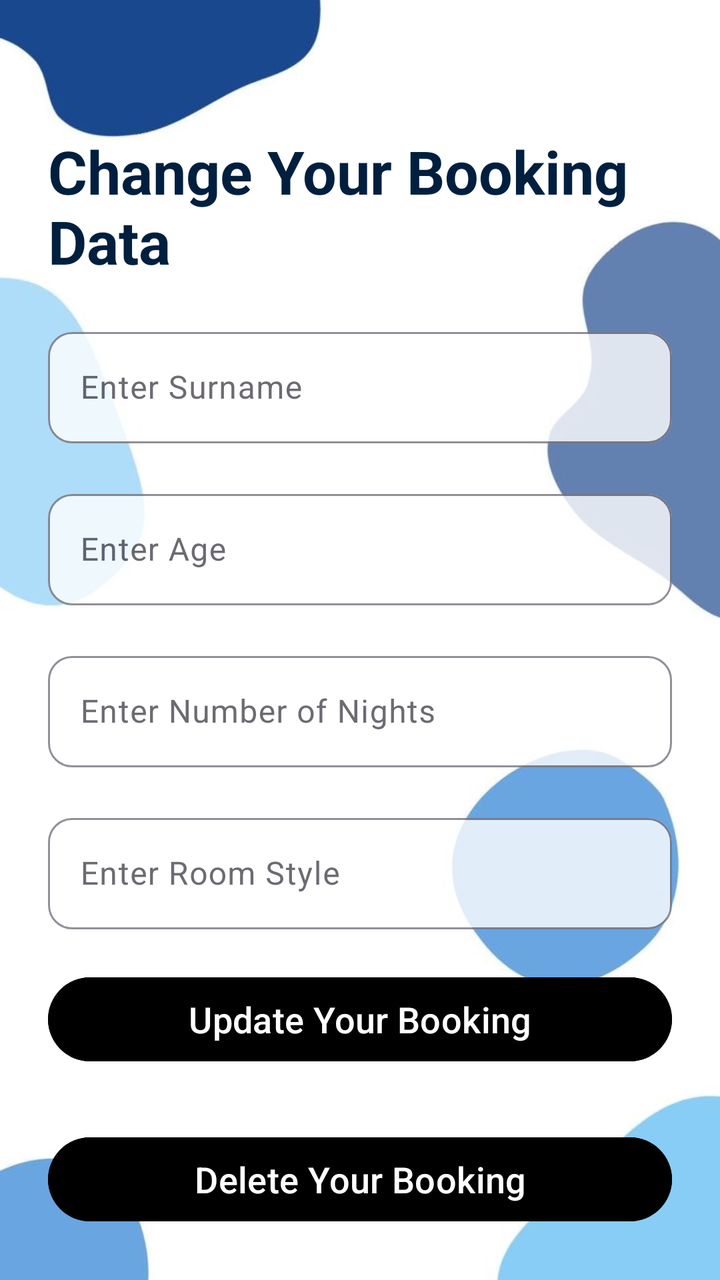
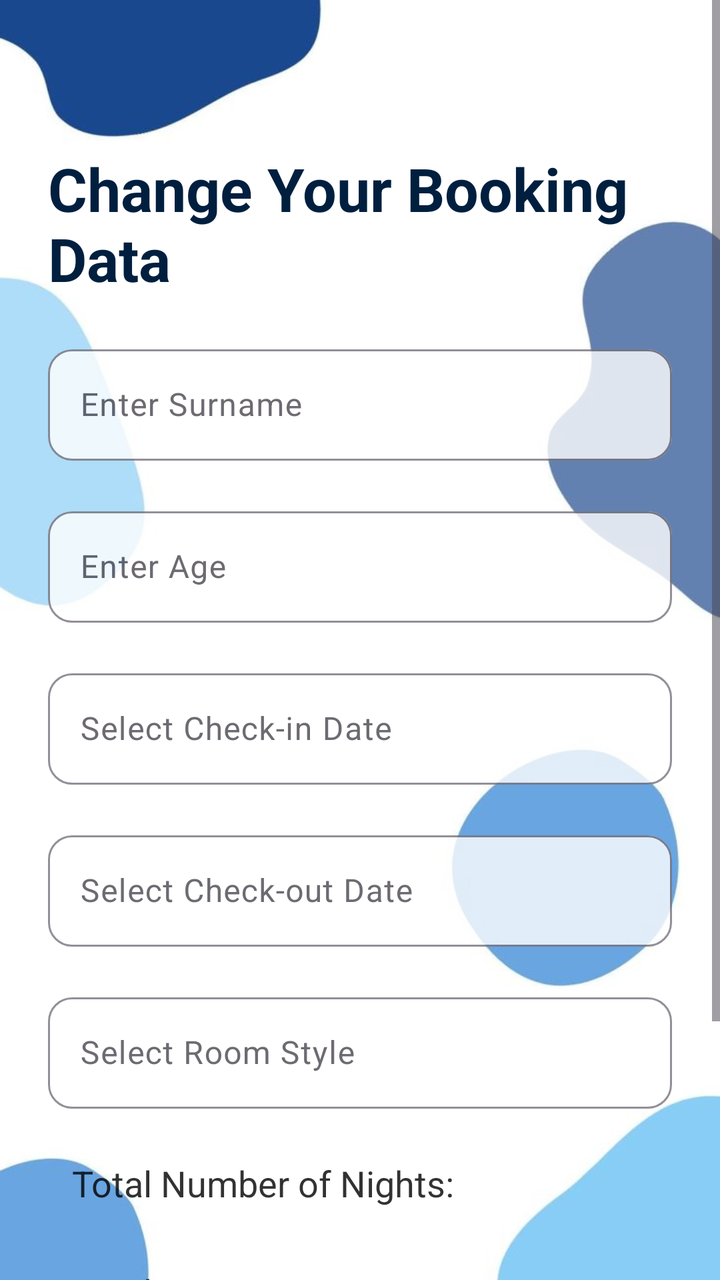

An Android layout rendered at two revisions. The XML below is the earlier revision; the diff shows what the commit changed to produce the second picture.
<!-- AndroidManifest.xml: application theme Theme.Material3.Light -->
<!-- res/layout/activity_update_data.xml -->
<?xml version="1.0" encoding="utf-8"?>
<LinearLayout xmlns:android="http://schemas.android.com/apk/res/android"
    android:layout_width="match_parent"
    android:layout_height="match_parent"
    xmlns:app="http://schemas.android.com/apk/res-auto"
    android:orientation="vertical"
    android:gravity="center"
    android:padding="24dp"
    android:background="@drawable/background">

    <TextView
        android:layout_width="wrap_content"
        android:layout_height="wrap_content"
        android:text="Change Your Booking Data"
        android:textSize="30sp"
        android:textStyle="bold"
        android:textColor="#001F3F"
        android:layout_gravity="center_horizontal"
        android:layout_marginTop="50dp" />

    <com.google.android.material.textfield.TextInputLayout
        android:id="@+id/updateSurnameInputLayout"
        android:layout_width="match_parent"
        android:layout_height="wrap_content"
        android:layout_marginTop="20dp"
        app:boxBackgroundMode="outline"
        app:boxCornerRadiusBottomEnd="12dp"
        app:boxCornerRadiusTopEnd="12dp"
        app:boxCornerRadiusBottomStart="12dp"
        app:boxCornerRadiusTopStart="12dp"
        app:boxBackgroundColor="@color/white"
        android:alpha="0.8"
        android:hint="Enter Surname">

        <com.google.android.material.textfield.TextInputEditText
            android:id="@+id/surnameEditText"
            android:inputType="text"
            android:layout_width="match_parent"
            android:layout_height="wrap_content" />
    </com.google.android.material.textfield.TextInputLayout>

    
    <com.google.android.material.textfield.TextInputLayout
        android:id="@+id/updateAgeInputLayout"
        android:layout_width="match_parent"
        android:layout_height="wrap_content"
        android:layout_marginTop="20dp"
        app:boxBackgroundMode="outline"
        app:boxCornerRadiusBottomEnd="12dp"
        app:boxCornerRadiusTopEnd="12dp"
        app:boxCornerRadiusBottomStart="12dp"
        app:boxCornerRadiusTopStart="12dp"
        app:boxBackgroundColor="@color/white"
        android:alpha="0.8"
        android:hint="Enter Age">

        <com.google.android.material.textfield.TextInputEditText
            android:id="@+id/ageEditText"
            android:inputType="number"
            android:layout_width="match_parent"
            android:layout_height="wrap_content" />
    </com.google.android.material.textfield.TextInputLayout>

    
    <com.google.android.material.textfield.TextInputLayout
        android:id="@+id/updateNightsInputLayout"
        android:layout_width="match_parent"
        android:layout_height="wrap_content"
        android:layout_marginTop="20dp"
        app:boxBackgroundMode="outline"
        app:boxCornerRadiusBottomEnd="12dp"
        app:boxCornerRadiusTopEnd="12dp"
        app:boxCornerRadiusBottomStart="12dp"
        app:boxCornerRadiusTopStart="12dp"
        app:boxBackgroundColor="@color/white"
        android:alpha="0.8"
        android:hint="Enter Number of Nights">

        <com.google.android.material.textfield.TextInputEditText
            android:id="@+id/nightsEditText"
            android:inputType="number"
            android:layout_width="match_parent"
            android:layout_height="wrap_content" />
    </com.google.android.material.textfield.TextInputLayout>

    
    <com.google.android.material.textfield.TextInputLayout
        android:id="@+id/updateStyleInputLayout"
        android:layout_width="match_parent"
        android:layout_height="wrap_content"
        android:layout_marginTop="20dp"
        app:boxBackgroundMode="outline"
        app:boxCornerRadiusBottomEnd="12dp"
        app:boxCornerRadiusTopEnd="12dp"
        app:boxCornerRadiusBottomStart="12dp"
        app:boxCornerRadiusTopStart="12dp"
        app:boxBackgroundColor="@color/white"
        android:alpha="0.8"
        android:hint="Enter Room Style">

        <com.google.android.material.textfield.TextInputEditText
            android:id="@+id/styleEditText"
            android:inputType="text"
            android:layout_width="match_parent"
            android:layout_height="wrap_content" />
    </com.google.android.material.textfield.TextInputLayout>

    
    <Button
        android:id="@+id/updateButton"
        android:layout_width="match_parent"
        android:layout_height="50dp"
        android:text="Update Your Booking"
        android:textSize="18sp"
        android:textColor="#FFFFFF"
        android:backgroundTint="@color/black"
        android:layout_marginTop="20dp"
        android:layout_marginBottom="10dp" />

    
    <Button
        android:id="@+id/deleteButton"
        android:layout_width="match_parent"
        android:layout_height="50dp"
        android:text="Delete Your Booking"
        android:textSize="18sp"
        android:textColor="#FFFFFF"
        android:backgroundTint="@color/black"
        android:layout_marginTop="20dp"
        android:layout_marginBottom="10dp" />

</LinearLayout>
<!-- resources referenced by this layout -->
<resources>
  <color name="black">#FF000000</color>
  <color name="white">#FFFFFFFF</color>
  <!-- drawable background: jpeg bitmap (drawable, 17214 bytes) -->
</resources>

<!-- the commit's change to res/layout/activity_update_data.xml (unified diff, before → after) -->
@@ -1,132 +1,203 @@
 <?xml version="1.0" encoding="utf-8"?>
-<LinearLayout xmlns:android="http://schemas.android.com/apk/res/android"
+<ScrollView
+    xmlns:android="http://schemas.android.com/apk/res/android"
+    xmlns:app="http://schemas.android.com/apk/res-auto"
     android:layout_width="match_parent"
     android:layout_height="match_parent"
-    xmlns:app="http://schemas.android.com/apk/res-auto"
-    android:orientation="vertical"
-    android:gravity="center"
-    android:padding="24dp"
-    android:background="@drawable/background">
-
-    <TextView
-        android:layout_width="wrap_content"
-        android:layout_height="wrap_content"
-        android:text="Change Your Booking Data"
-        android:textSize="30sp"
-        android:textStyle="bold"
-        android:textColor="#001F3F"
-        android:layout_gravity="center_horizontal"
-        android:layout_marginTop="50dp" />
-
-    <com.google.android.material.textfield.TextInputLayout
-        android:id="@+id/updateSurnameInputLayout"
+    android:background="@drawable/background"
+    android:fillViewport="true">
+
+    <LinearLayout
         android:layout_width="match_parent"
         android:layout_height="wrap_content"
-        android:layout_marginTop="20dp"
-        app:boxBackgroundMode="outline"
-        app:boxCornerRadiusBottomEnd="12dp"
-        app:boxCornerRadiusTopEnd="12dp"
-        app:boxCornerRadiusBottomStart="12dp"
-        app:boxCornerRadiusTopStart="12dp"
-        app:boxBackgroundColor="@color/white"
-        android:alpha="0.8"
-        android:hint="Enter Surname">
-
-        <com.google.android.material.textfield.TextInputEditText
-            android:id="@+id/surnameEditText"
-            android:inputType="text"
-            android:layout_width="match_parent"
-            android:layout_height="wrap_content" />
-    </com.google.android.material.textfield.TextInputLayout>
-
-    
-    <com.google.android.material.textfield.TextInputLayout
-        android:id="@+id/updateAgeInputLayout"
-        android:layout_width="match_parent"
-        android:layout_height="wrap_content"
-        android:layout_marginTop="20dp"
-        app:boxBackgroundMode="outline"
-        app:boxCornerRadiusBottomEnd="12dp"
-        app:boxCornerRadiusTopEnd="12dp"
-        app:boxCornerRadiusBottomStart="12dp"
-        app:boxCornerRadiusTopStart="12dp"
-        app:boxBackgroundColor="@color/white"
-        android:alpha="0.8"
-        android:hint="Enter Age">
-
-        <com.google.android.material.textfield.TextInputEditText
-            android:id="@+id/ageEditText"
-            android:inputType="number"
-            android:layout_width="match_parent"
-            android:layout_height="wrap_content" />
-    </com.google.android.material.textfield.TextInputLayout>
-
-    
-    <com.google.android.material.textfield.TextInputLayout
-        android:id="@+id/updateNightsInputLayout"
-        android:layout_width="match_parent"
-        android:layout_height="wrap_content"
-        android:layout_marginTop="20dp"
-        app:boxBackgroundMode="outline"
-        app:boxCornerRadiusBottomEnd="12dp"
-        app:boxCornerRadiusTopEnd="12dp"
-        app:boxCornerRadiusBottomStart="12dp"
-        app:boxCornerRadiusTopStart="12dp"
-        app:boxBackgroundColor="@color/white"
-        android:alpha="0.8"
-        android:hint="Enter Number of Nights">
-
-        <com.google.android.material.textfield.TextInputEditText
-            android:id="@+id/nightsEditText"
-            android:inputType="number"
-            android:layout_width="match_parent"
-            android:layout_height="wrap_content" />
-    </com.google.android.material.textfield.TextInputLayout>
-
-    
-    <com.google.android.material.textfield.TextInputLayout
-        android:id="@+id/updateStyleInputLayout"
-        android:layout_width="match_parent"
-        android:layout_height="wrap_content"
-        android:layout_marginTop="20dp"
-        app:boxBackgroundMode="outline"
-        app:boxCornerRadiusBottomEnd="12dp"
-        app:boxCornerRadiusTopEnd="12dp"
-        app:boxCornerRadiusBottomStart="12dp"
-        app:boxCornerRadiusTopStart="12dp"
-        app:boxBackgroundColor="@color/white"
-        android:alpha="0.8"
-        android:hint="Enter Room Style">
-
-        <com.google.android.material.textfield.TextInputEditText
+        android:orientation="vertical"
+        android:gravity="center_horizontal"
+        android:padding="24dp"
+        android:layout_marginTop="30dp">
+
+        <TextView
+            android:layout_width="wrap_content"
+            android:layout_height="wrap_content"
+            android:text="Change Your Booking Data"
+            android:textSize="30sp"
+            android:textStyle="bold"
+            android:textColor="#001F3F"
+            android:layout_gravity="center_horizontal"
+            android:layout_marginTop="20dp" />
+
+        <com.google.android.material.textfield.TextInputLayout
+            android:id="@+id/updateSurnameInputLayout"
+            android:layout_width="match_parent"
+            android:layout_height="wrap_content"
+            android:layout_marginTop="20dp"
+            app:boxBackgroundMode="outline"
+            app:boxCornerRadiusBottomEnd="12dp"
+            app:boxCornerRadiusTopEnd="12dp"
+            app:boxCornerRadiusBottomStart="12dp"
+            app:boxCornerRadiusTopStart="12dp"
+            app:boxBackgroundColor="@android:color/white"
+            android:alpha="0.8"
+            android:hint="Enter Surname">
+
+            <com.google.android.material.textfield.TextInputEditText
+                android:id="@+id/surnameEditText"
+                android:inputType="text"
+                android:layout_width="match_parent"
+                android:layout_height="wrap_content" />
+        </com.google.android.material.textfield.TextInputLayout>
+
+        <com.google.android.material.textfield.TextInputLayout
+            android:id="@+id/updateAgeInputLayout"
+            android:layout_width="match_parent"
+            android:layout_height="wrap_content"
+            android:layout_marginTop="20dp"
+            app:boxBackgroundMode="outline"
+            app:boxCornerRadiusBottomEnd="12dp"
+            app:boxCornerRadiusTopEnd="12dp"
+            app:boxCornerRadiusBottomStart="12dp"
+            app:boxCornerRadiusTopStart="12dp"
+            app:boxBackgroundColor="@android:color/white"
+            android:alpha="0.8"
+            android:hint="Enter Age">
+
+            <com.google.android.material.textfield.TextInputEditText
+                android:id="@+id/ageEditText"
+                android:inputType="number"
+                android:layout_width="match_parent"
+                android:layout_height="wrap_content" />
+        </com.google.android.material.textfield.TextInputLayout>
+
+        <com.google.android.material.textfield.TextInputLayout
+            android:id="@+id/updateCheckInInputLayout"
+            android:layout_width="match_parent"
+            android:layout_height="wrap_content"
+            android:layout_marginTop="20dp"
+            app:boxBackgroundMode="outline"
+            app:boxCornerRadiusBottomEnd="12dp"
+            app:boxCornerRadiusTopEnd="12dp"
+            app:boxCornerRadiusBottomStart="12dp"
+            app:boxCornerRadiusTopStart="12dp"
+            app:boxBackgroundColor="@android:color/white"
+            android:alpha="0.8"
+            android:hint="Select Check-in Date">
+
+            <com.google.android.material.textfield.TextInputEditText
+                android:id="@+id/checkInDateEditText"
+                android:inputType="none"
+                android:focusable="false"
+                android:clickable="true"
+                android:layout_width="match_parent"
+                android:layout_height="wrap_content" />
+        </com.google.android.material.textfield.TextInputLayout>
+
+        <com.google.android.material.textfield.TextInputLayout
+            android:id="@+id/updateCheckOutInputLayout"
+            android:layout_width="match_parent"
+            android:layout_height="wrap_content"
+            android:layout_marginTop="20dp"
+            app:boxBackgroundMode="outline"
+            app:boxCornerRadiusBottomEnd="12dp"
+            app:boxCornerRadiusTopEnd="12dp"
+            app:boxCornerRadiusBottomStart="12dp"
+            app:boxCornerRadiusTopStart="12dp"
+            app:boxBackgroundColor="@android:color/white"
+            android:alpha="0.8"
+            android:hint="Select Check-out Date">
+
+            <com.google.android.material.textfield.TextInputEditText
+                android:id="@+id/checkOutDateEditText"
+                android:inputType="none"
+                android:focusable="false"
+                android:clickable="true"
+                android:layout_width="match_parent"
+                android:layout_height="wrap_content" />
+        </com.google.android.material.textfield.TextInputLayout>
+
+        <com.google.android.material.textfield.TextInputLayout
+            android:id="@+id/updateStyleInputLayout"
+            android:layout_width="match_parent"
+            android:layout_height="wrap_content"
+            android:layout_marginTop="20dp"
+            app:boxBackgroundMode="outline"
+            app:boxCornerRadiusBottomEnd="12dp"
+            app:boxCornerRadiusTopEnd="12dp"
+            app:boxCornerRadiusBottomStart="12dp"
+            app:boxCornerRadiusTopStart="12dp"
+            app:boxBackgroundColor="@android:color/white"
+            android:alpha="0.8"
+            android:hint="Select Room Style"> <com.google.android.material.textfield.TextInputEditText
             android:id="@+id/styleEditText"
             android:inputType="text"
             android:layout_width="match_parent"
-            android:layout_height="wrap_content" />
-    </com.google.android.material.textfield.TextInputLayout>
-
-    
-    <Button
-        android:id="@+id/updateButton"
-        android:layout_width="match_parent"
-        android:layout_height="50dp"
-        android:text="Update Your Booking"
-        android:textSize="18sp"
-        android:textColor="#FFFFFF"
-        android:backgroundTint="@color/black"
-        android:layout_marginTop="20dp"
-        android:layout_marginBottom="10dp" />
-
-    
-    <Button
-        android:id="@+id/deleteButton"
-        android:layout_width="match_parent"
-        android:layout_height="50dp"
-        android:text="Delete Your Booking"
-        android:textSize="18sp"
-        android:textColor="#FFFFFF"
-        android:backgroundTint="@color/black"
-        android:layout_marginTop="20dp"
-        android:layout_marginBottom="10dp" />
-
-</LinearLayout>
+            android:layout_height="wrap_content"
+            android:focusable="false"
+            android:clickable="true"/> </com.google.android.material.textfield.TextInputLayout>
+
+        <com.google.android.material.textfield.TextInputLayout
+            android:id="@+id/updateNightsInputLayout"
+            android:layout_width="match_parent"
+            android:layout_height="wrap_content"
+            android:layout_marginTop="20dp"
+            app:boxBackgroundMode="outline"
+            app:boxCornerRadiusBottomEnd="12dp"
+            app:boxCornerRadiusTopEnd="12dp"
+            app:boxCornerRadiusBottomStart="12dp"
+            app:boxCornerRadiusTopStart="12dp"
+            app:boxBackgroundColor="@android:color/white"
+            android:alpha="0.8"
+            android:hint="Number of Nights">
+            <TextView
+                android:id="@+id/nightsTextView"  android:layout_width="match_parent"
+                android:layout_height="wrap_content"
+                android:paddingTop="5dp"
+                android:paddingBottom="5dp"
+                android:paddingStart="12dp"
+                android:paddingEnd="12dp"
+                android:gravity="center_vertical"
+                android:text="Total Number of Nights:"
+                android:textColor="@android:color/black"
+                android:textSize="18sp"/>
+        </com.google.android.material.textfield.TextInputLayout>
+
+        <com.google.android.material.textfield.TextInputLayout
+            android:id="@+id/updateTotalPriceInputLayout"
+            android:layout_width="match_parent"
+            android:layout_height="wrap_content"
+            android:layout_marginTop="20dp"
+            app:boxBackgroundMode="outline"
+            app:boxCornerRadiusBottomEnd="12dp"
+            app:boxCornerRadiusTopEnd="12dp"
+            app:boxCornerRadiusBottomStart="12dp"
+            app:boxCornerRadiusTopStart="12dp"
+            app:boxBackgroundColor="@android:color/white"
+            android:alpha="0.8"
+            android:hint="Total Price">
+            <TextView
+                android:id="@+id/totalPriceTextView"
+                android:layout_width="match_parent"
+                android:layout_height="wrap_content"
+                android:paddingTop="5dp"
+                android:paddingBottom="5dp"
+                android:paddingStart="12dp"
+                android:paddingEnd="12dp"
+                android:gravity="center_vertical"
+                android:text="Total Price: Rs."
+                android:textColor="@android:color/black"
+                android:textSize="18sp"/>
+        </com.google.android.material.textfield.TextInputLayout>
+
+
+        <Button
+            android:id="@+id/updateButton"
+            android:layout_width="match_parent"
+            android:layout_height="wrap_content"
+            android:text="Update Your Booking"
+            android:textSize="18sp"
+            android:textColor="#FFFFFF"
+            android:backgroundTint="@android:color/black"
+            android:layout_marginTop="15dp"
+            android:layout_marginBottom="50dp"
+            android:minHeight="50dp"/>
+
+    </LinearLayout>
+</ScrollView>
<!-- resource entries referenced after the edit -->
@@ -1,7 +1,5 @@
 <!-- resources referenced by this layout -->
 <resources>
-  <color name="black">#FF000000</color>
-  <color name="white">#FFFFFFFF</color>
   <!-- drawable background: jpeg bitmap (drawable, 17214 bytes) -->
 </resources>
 
